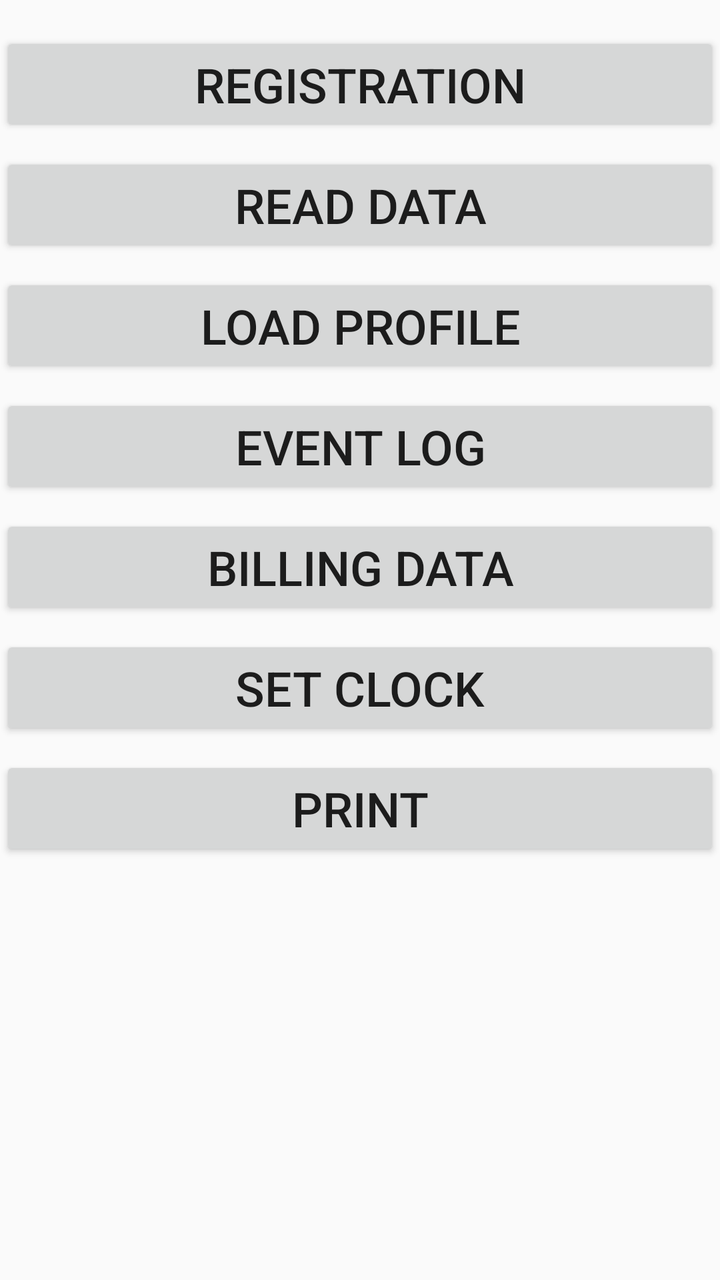
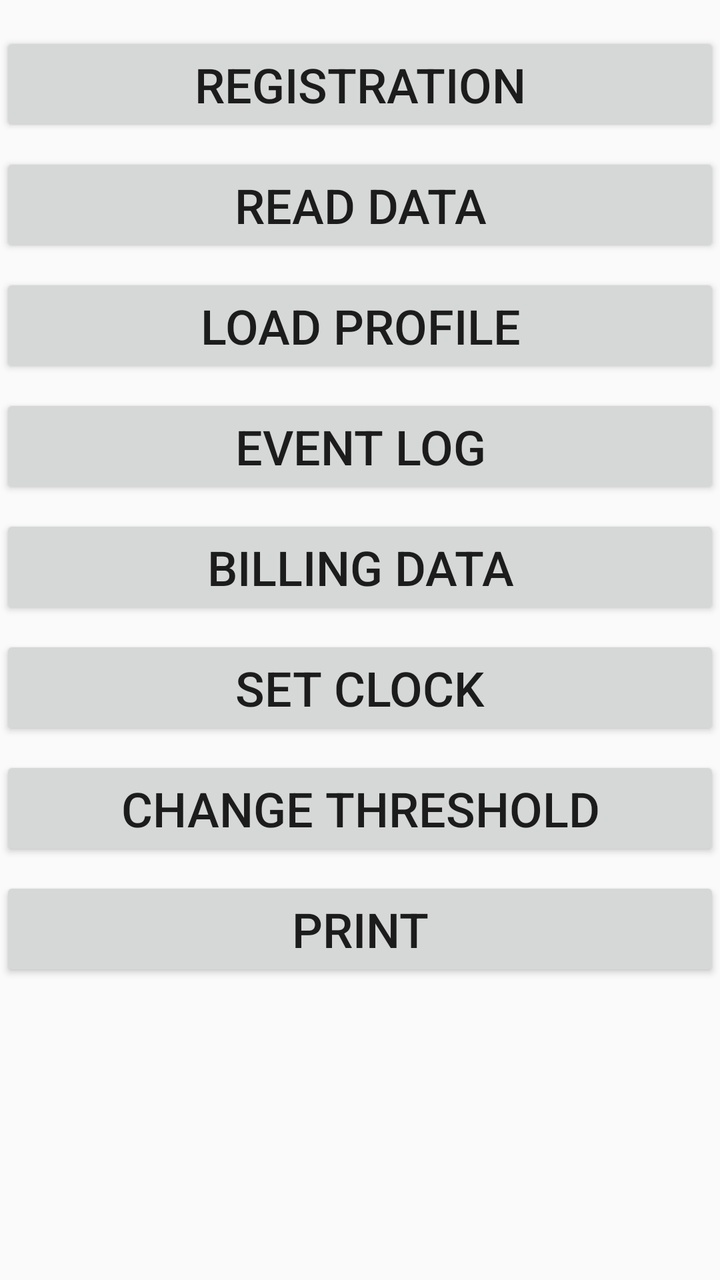

Two renders of the same Android screen: before a commit and after it. Below are the layout's source before the change and the commit's diff.
<!-- AndroidManifest.xml: application theme Theme.BLESM -->
<!-- res/layout/fragment_fourth.xml -->
<?xml version="1.0" encoding="utf-8"?>
<androidx.constraintlayout.widget.ConstraintLayout xmlns:android="http://schemas.android.com/apk/res/android"
    xmlns:app="http://schemas.android.com/apk/res-auto"
    xmlns:tools="http://schemas.android.com/tools"
    android:layout_width="match_parent"
    android:layout_height="match_parent"
    tools:context=".FourthFragment">

    <TextView
        android:id="@+id/textView"
        android:layout_width="0dp"
        android:layout_height="0dp"
        android:layout_marginStart="8dp"
        android:layout_marginTop="12dp"
        android:layout_marginEnd="8dp"
        android:layout_marginBottom="8dp"
        android:textSize="16sp"
        app:layout_constraintBottom_toBottomOf="parent"
        app:layout_constraintEnd_toEndOf="parent"
        app:layout_constraintHorizontal_bias="0.0"
        app:layout_constraintStart_toStartOf="parent"
        app:layout_constraintTop_toBottomOf="@+id/button7"
        tools:ignore="MissingConstraints" />

    <Button
        android:id="@+id/button1"
        android:layout_width="0dp"
        android:layout_height="wrap_content"
        android:layout_marginTop="16dp"
        android:text="@string/registration"
        android:textSize="24sp"
        app:layout_constraintEnd_toEndOf="parent"
        app:layout_constraintHorizontal_bias="0.0"
        app:layout_constraintStart_toStartOf="parent"
        app:layout_constraintTop_toTopOf="parent" />

    <Button
        android:id="@+id/button2"
        android:layout_width="0dp"
        android:layout_height="wrap_content"
        android:layout_marginTop="8dp"
        android:text="@string/current_read"
        android:textSize="24sp"
        app:layout_constraintEnd_toEndOf="parent"
        app:layout_constraintHorizontal_bias="1.0"
        app:layout_constraintStart_toStartOf="parent"
        app:layout_constraintTop_toBottomOf="@+id/button1" />

    <Button
        android:id="@+id/button3"
        android:layout_width="0dp"
        android:layout_height="wrap_content"
        android:layout_marginTop="8dp"
        android:text="@string/load_record"
        android:textSize="24sp"
        app:layout_constraintEnd_toEndOf="parent"
        app:layout_constraintHorizontal_bias="0.0"
        app:layout_constraintStart_toStartOf="parent"
        app:layout_constraintTop_toBottomOf="@+id/button2" />

    <Button
        android:id="@+id/button4"
        android:layout_width="0dp"
        android:layout_height="wrap_content"
        android:layout_marginTop="8dp"
        android:text="@string/event_record"
        android:textSize="24sp"
        app:layout_constraintEnd_toEndOf="parent"
        app:layout_constraintHorizontal_bias="1.0"
        app:layout_constraintStart_toStartOf="parent"
        app:layout_constraintTop_toBottomOf="@+id/button3" />

    <Button
        android:id="@+id/button5"
        android:layout_width="0dp"
        android:layout_height="wrap_content"
        android:layout_marginTop="8dp"
        android:text="@string/billing_data"
        android:textSize="24sp"
        app:layout_constraintEnd_toEndOf="parent"
        app:layout_constraintHorizontal_bias="1.0"
        app:layout_constraintStart_toStartOf="parent"
        app:layout_constraintTop_toBottomOf="@+id/button4" />

    <Button
        android:id="@+id/button6"
        android:layout_width="0dp"
        android:layout_height="wrap_content"
        android:layout_marginTop="8dp"
        android:text="@string/set_clock"
        android:textSize="24sp"
        app:layout_constraintEnd_toEndOf="parent"
        app:layout_constraintHorizontal_bias="0.0"
        app:layout_constraintStart_toStartOf="parent"
        app:layout_constraintTop_toBottomOf="@+id/button5" />

    <Button
        android:id="@+id/button7"
        android:layout_width="0dp"
        android:layout_height="wrap_content"
        android:layout_marginTop="8dp"
        android:text="@string/print"
        android:textSize="24sp"
        app:layout_constraintEnd_toEndOf="parent"
        app:layout_constraintHorizontal_bias="0.0"
        app:layout_constraintStart_toStartOf="parent"
        app:layout_constraintTop_toBottomOf="@+id/button6" />

</androidx.constraintlayout.widget.ConstraintLayout>
<!-- resources referenced by this layout -->
<resources>
  <string name="billing_data">Billing data</string>
  <string name="current_read">Read data</string>
  <string name="event_record">Event log</string>
  <string name="load_record">Load profile</string>
  <string name="print">Print</string>
  <string name="registration">Registration</string>
  <string name="set_clock">Set Clock</string>
  <style name="Theme.BLESM" parent="Theme.AppCompat.Light.DarkActionBar">
          
          <item name="colorPrimary">@color/purple_500</item>
          <item name="colorPrimaryDark">@color/purple_700</item>
          <item name="colorAccent">@color/teal_200</item>
          
      </style>
  <color name="purple_500">#FF6200EE</color>
  <color name="purple_700">#FF3700B3</color>
  <color name="teal_200">#FF03DAC5</color>
</resources>

<!-- the commit's change to res/layout/fragment_fourth.xml (unified diff, before → after) -->
@@ -19,7 +19,7 @@
         app:layout_constraintEnd_toEndOf="parent"
         app:layout_constraintHorizontal_bias="0.0"
         app:layout_constraintStart_toStartOf="parent"
-        app:layout_constraintTop_toBottomOf="@+id/button7"
+        app:layout_constraintTop_toBottomOf="@+id/button8"
         tools:ignore="MissingConstraints" />
 
     <Button
@@ -99,11 +99,23 @@
         android:layout_width="0dp"
         android:layout_height="wrap_content"
         android:layout_marginTop="8dp"
-        android:text="@string/print"
+        android:text="@string/change_threshold"
         android:textSize="24sp"
         app:layout_constraintEnd_toEndOf="parent"
         app:layout_constraintHorizontal_bias="0.0"
         app:layout_constraintStart_toStartOf="parent"
         app:layout_constraintTop_toBottomOf="@+id/button6" />
 
+    <Button
+        android:id="@+id/button8"
+        android:layout_width="0dp"
+        android:layout_height="wrap_content"
+        android:layout_marginTop="8dp"
+        android:text="@string/print"
+        android:textSize="24sp"
+        app:layout_constraintEnd_toEndOf="parent"
+        app:layout_constraintHorizontal_bias="0.0"
+        app:layout_constraintStart_toStartOf="parent"
+        app:layout_constraintTop_toBottomOf="@+id/button7" />
+
 </androidx.constraintlayout.widget.ConstraintLayout>
<!-- resource entries referenced after the edit -->
@@ -1,6 +1,7 @@
 <!-- resources referenced by this layout -->
 <resources>
   <string name="billing_data">Billing data</string>
+  <string name="change_threshold">Change Threshold</string>
   <string name="current_read">Read data</string>
   <string name="event_record">Event log</string>
   <string name="load_record">Load profile</string>
